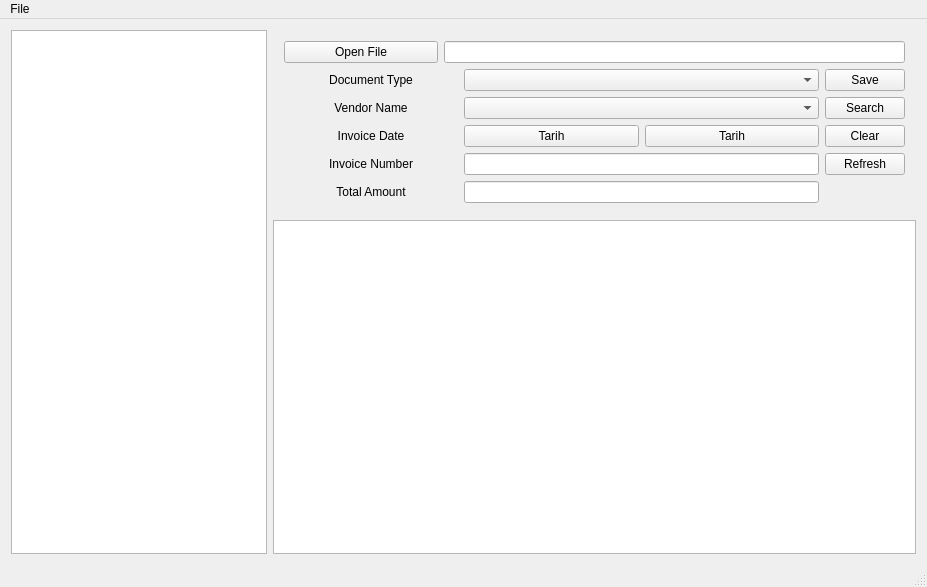
Qt form qtftp.ui (hsudas/QtFtp) before a commit.
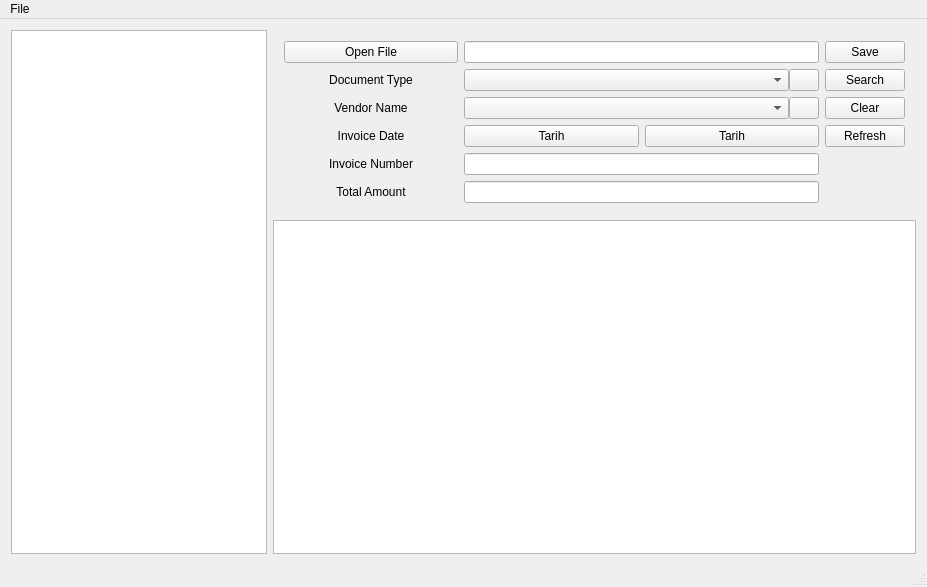
The same form after that commit. Icons and pictures are not drawn.

Commit message: vendorName ve documentType vt islemleri icin ekran yapildi

```diff
--- a/qtftp.ui
+++ b/qtftp.ui
@@ -34,27 +34,32 @@
        </sizepolicy>
       </property>
       <layout class="QGridLayout" name="gridLayout_3">
-       <item row="0" column="1" colspan="3">
-        <widget class="QLineEdit" name="txtFilePath">
-         <property name="readOnly">
-          <bool>true</bool>
-         </property>
-        </widget>
-       </item>
-       <item row="0" column="0">
-        <widget class="QPushButton" name="btnDosyaAc">
-         <property name="text">
-          <string>Open File</string>
-         </property>
-        </widget>
-       </item>
-       <item row="1" column="0" rowspan="2" colspan="4">
+       <item row="2" column="0" rowspan="2" colspan="4">
         <layout class="QGridLayout" name="gridLayout">
          <property name="sizeConstraint">
           <enum>QLayout::SetMinAndMaxSize</enum>
          </property>
-         <item row="4" column="0">
+         <item row="1" column="0">
+          <widget class="QPushButton" name="btnDosyaAc">
+           <property name="maximumSize">
+            <size>
+             <width>175</width>
+             <height>16777215</height>
+            </size>
+           </property>
+           <property name="text">
+            <string>Open File</string>
+           </property>
+          </widget>
+         </item>
+         <item row="6" column="0">
           <widget class="QLabel" name="label_5">
+           <property name="maximumSize">
+            <size>
+             <width>175</width>
+             <height>16777215</height>
+            </size>
+           </property>
            <property name="text">
             <string>Total Amount</string>
            </property>
@@ -63,8 +68,14 @@
            </property>
           </widget>
          </item>
-         <item row="3" column="0">
+         <item row="5" column="0">
           <widget class="QLabel" name="label_4">
+           <property name="maximumSize">
+            <size>
+             <width>175</width>
+             <height>16777215</height>
+            </size>
+           </property>
            <property name="text">
             <string>Invoice Number</string>
            </property>
@@ -73,8 +84,14 @@
            </property>
           </widget>
          </item>
-         <item row="0" column="0">
+         <item row="2" column="0">
           <widget class="QLabel" name="label">
+           <property name="maximumSize">
+            <size>
+             <width>175</width>
+             <height>16777215</height>
+            </size>
+           </property>
            <property name="text">
             <string> Document Type </string>
            </property>
@@ -83,8 +100,14 @@
            </property>
           </widget>
          </item>
-         <item row="1" column="0">
+         <item row="3" column="0">
           <widget class="QLabel" name="label_2">
+           <property name="maximumSize">
+            <size>
+             <width>175</width>
+             <height>16777215</height>
+            </size>
+           </property>
            <property name="text">
             <string>Vendor Name</string>
            </property>
@@ -93,8 +116,14 @@
            </property>
           </widget>
          </item>
-         <item row="2" column="0">
+         <item row="4" column="0">
           <widget class="QLabel" name="label_3">
+           <property name="maximumSize">
+            <size>
+             <width>175</width>
+             <height>16777215</height>
+            </size>
+           </property>
            <property name="text">
             <string>Invoice Date</string>
            </property>
@@ -103,33 +132,80 @@
            </property>
           </widget>
          </item>
-         <item row="1" column="1" colspan="2">
-          <widget class="QComboBox" name="cbVendorName"/>
-         </item>
-         <item row="2" column="2">
-          <widget class="QPushButton" name="btnTarih2">
-           <property name="text">
-            <string>Tarih</string>
-           </property>
-          </widget>
-         </item>
-         <item row="2" column="1">
+         <item row="4" column="1">
           <widget class="QPushButton" name="btnTarih">
            <property name="text">
             <string>Tarih</string>
            </property>
           </widget>
          </item>
-         <item row="0" column="1" colspan="2">
-          <widget class="QComboBox" name="cbDocumentType"/>
+         <item row="4" column="2">
+          <widget class="QPushButton" name="btnTarih2">
+           <property name="text">
+            <string>Tarih</string>
+           </property>
+          </widget>
          </item>
-         <item row="3" column="1" colspan="2">
+         <item row="5" column="1" colspan="2">
           <widget class="QLineEdit" name="txtInvoiceNumber"/>
          </item>
-         <item row="4" column="1" colspan="2">
+         <item row="6" column="1" colspan="2">
           <widget class="QLineEdit" name="txtTotalAmount"/>
          </item>
-         <item row="0" column="3">
+         <item row="2" column="1" colspan="2">
+          <widget class="QWidget" name="widget_2" native="true">
+           <layout class="QGridLayout" name="gridLayout_2">
+            <property name="leftMargin">
+             <number>0</number>
+            </property>
+            <property name="topMargin">
+             <number>0</number>
+            </property>
+            <property name="rightMargin">
+             <number>0</number>
+            </property>
+            <property name="bottomMargin">
+             <number>0</number>
+            </property>
+            <property name="spacing">
+             <number>0</number>
+            </property>
+            <item row="1" column="0">
+             <widget class="QComboBox" name="cbDocumentType"/>
+            </item>
+            <item row="1" column="1">
+             <widget class="QPushButton" name="btnDocumentType">
+              <property name="sizePolicy">
+               <sizepolicy hsizetype="Minimum" vsizetype="Fixed">
+                <horstretch>0</horstretch>
+                <verstretch>0</verstretch>
+               </sizepolicy>
+              </property>
+              <property name="maximumSize">
+               <size>
+                <width>30</width>
+                <height>16777215</height>
+               </size>
+              </property>
+              <property name="text">
+               <string/>
+              </property>
+              <property name="icon">
+               <iconset resource="res.qrc">
+                <normaloff>:/resim/disli.png</normaloff>:/resim/disli.png</iconset>
+              </property>
+              <property name="iconSize">
+               <size>
+                <width>16</width>
+                <height>16</height>
+               </size>
+              </property>
+             </widget>
+            </item>
+           </layout>
+          </widget>
+         </item>
+         <item row="1" column="3">
           <widget class="QPushButton" name="btnKaydet">
            <property name="sizePolicy">
             <sizepolicy hsizetype="Maximum" vsizetype="Fixed">
@@ -142,7 +218,61 @@
            </property>
           </widget>
          </item>
-         <item row="1" column="3">
+         <item row="3" column="1" colspan="2">
+          <widget class="QWidget" name="widget_3" native="true">
+           <layout class="QGridLayout" name="gridLayout_5">
+            <property name="leftMargin">
+             <number>0</number>
+            </property>
+            <property name="topMargin">
+             <number>0</number>
+            </property>
+            <property name="rightMargin">
+             <number>0</number>
+            </property>
+            <property name="bottomMargin">
+             <number>0</number>
+            </property>
+            <property name="spacing">
+             <number>0</number>
+            </property>
+            <item row="0" column="0">
+             <widget class="QComboBox" name="cbVendorName"/>
+            </item>
+            <item row="0" column="1">
+             <widget class="QPushButton" name="btnVendorName">
+              <property name="maximumSize">
+               <size>
+                <width>30</width>
+                <height>16777215</height>
+               </size>
+              </property>
+              <property name="text">
+               <string/>
+              </property>
+              <property name="icon">
+               <iconset resource="res.qrc">
+                <normaloff>:/resim/disli.png</normaloff>:/resim/disli.png</iconset>
+              </property>
+              <property name="iconSize">
+               <size>
+                <width>16</width>
+                <height>16</height>
+               </size>
+              </property>
+             </widget>
+            </item>
+           </layout>
+          </widget>
+         </item>
+         <item row="1" column="1" colspan="2">
+          <widget class="QLineEdit" name="txtFilePath">
+           <property name="readOnly">
+            <bool>true</bool>
+           </property>
+          </widget>
+         </item>
+         <item row="2" column="3">
           <widget class="QPushButton" name="btnAra">
            <property name="sizePolicy">
             <sizepolicy hsizetype="Maximum" vsizetype="Fixed">
@@ -155,7 +285,7 @@
            </property>
           </widget>
          </item>
-         <item row="2" column="3">
+         <item row="3" column="3">
           <widget class="QPushButton" name="btnTemizle">
            <property name="sizePolicy">
             <sizepolicy hsizetype="Maximum" vsizetype="Fixed">
@@ -168,7 +298,7 @@
            </property>
           </widget>
          </item>
-         <item row="3" column="3">
+         <item row="4" column="3">
           <widget class="QPushButton" name="btnYenile">
            <property name="sizePolicy">
             <sizepolicy hsizetype="Maximum" vsizetype="Fixed">
```
Left out of the diff: 4 changed lines with no effect on the pictures. The commit also changes 11 other files.
